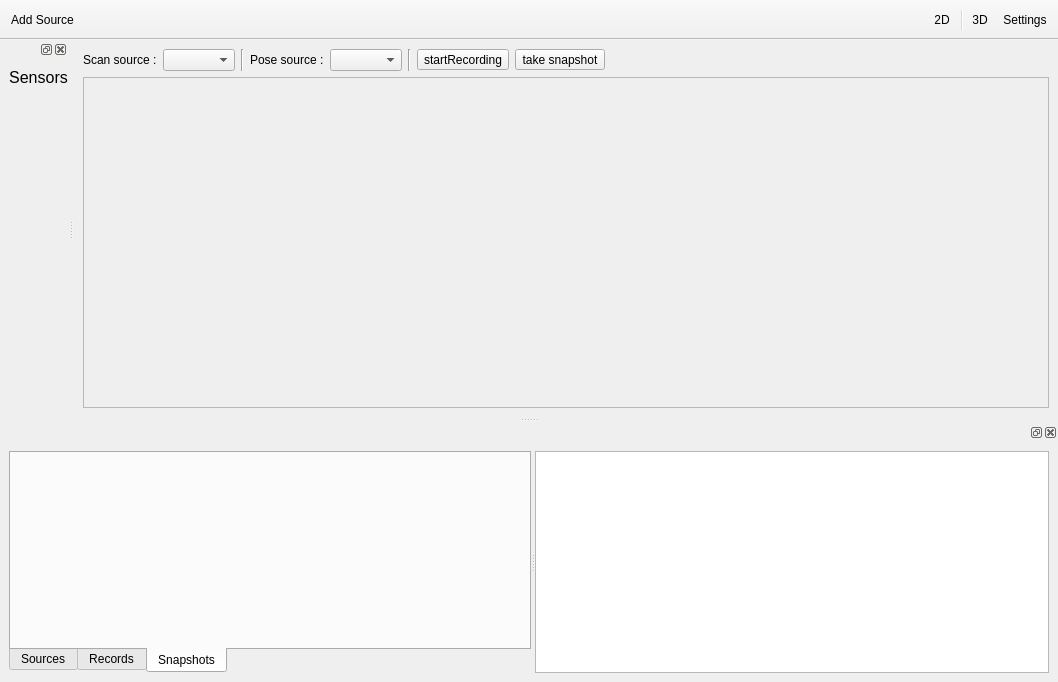
This is applications/viewer/radiumViewer6/MainWindow.ui in T-PLAY/hub as Qt 5 draws it before an edit. The edited form follows.
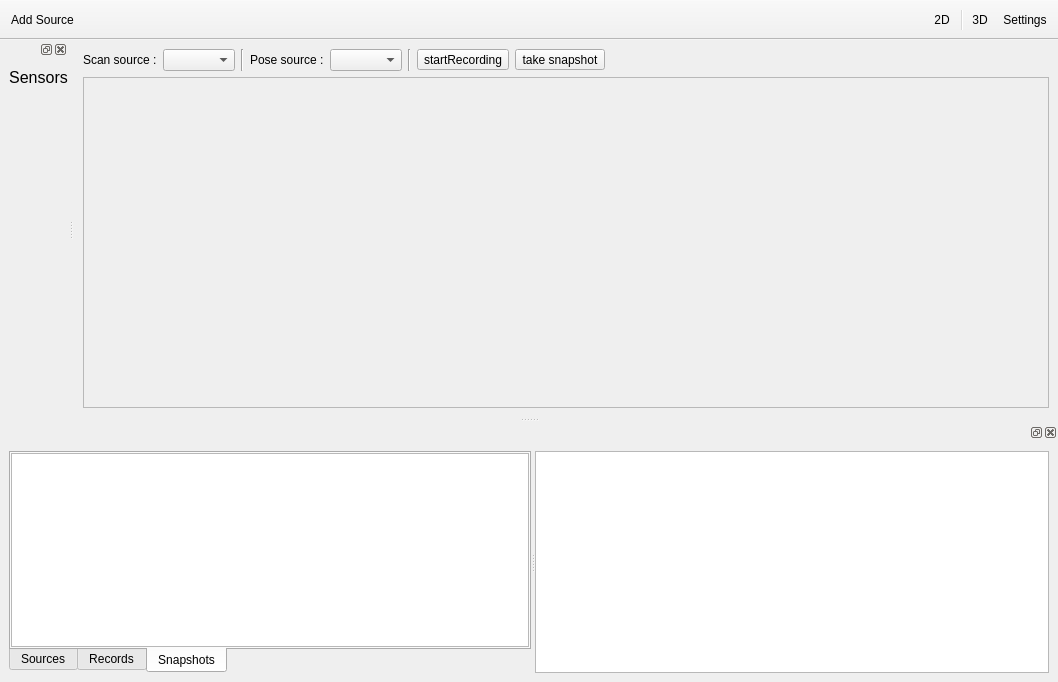
This is the edited form. The open tabs and pages were chosen to show the change.

Commit message: take snapshot and show as stream

```diff
--- a/applications/viewer/radiumViewer6/MainWindow.ui
+++ b/applications/viewer/radiumViewer6/MainWindow.ui
@@ -426,6 +426,23 @@
          <attribute name="title">
           <string>Snapshots</string>
          </attribute>
+         <layout class="QVBoxLayout" name="verticalLayout_8">
+          <property name="leftMargin">
+           <number>0</number>
+          </property>
+          <property name="topMargin">
+           <number>0</number>
+          </property>
+          <property name="rightMargin">
+           <number>0</number>
+          </property>
+          <property name="bottomMargin">
+           <number>0</number>
+          </property>
+          <item>
+           <widget class="QTreeView" name="treeView_snapshot"/>
+          </item>
+         </layout>
         </widget>
        </widget>
        <widget class="QListView" name="listView_frames"/>
```
Left out of the diff: 4 changed lines with no effect on the pictures. The commit also changes 11 other files.
